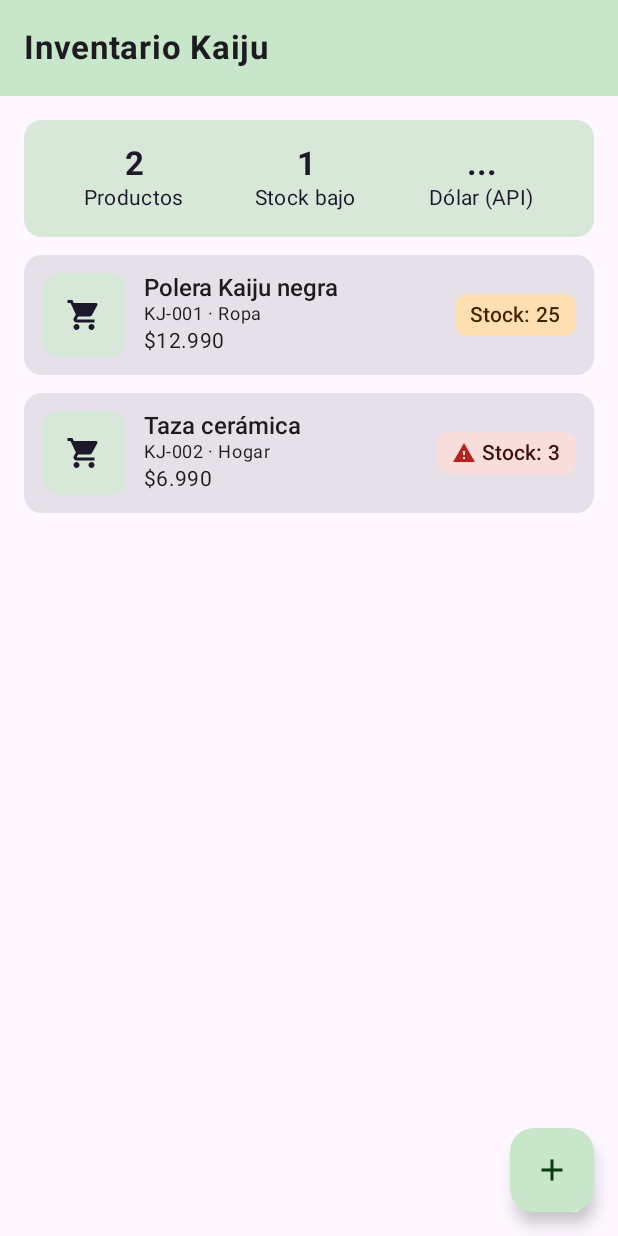
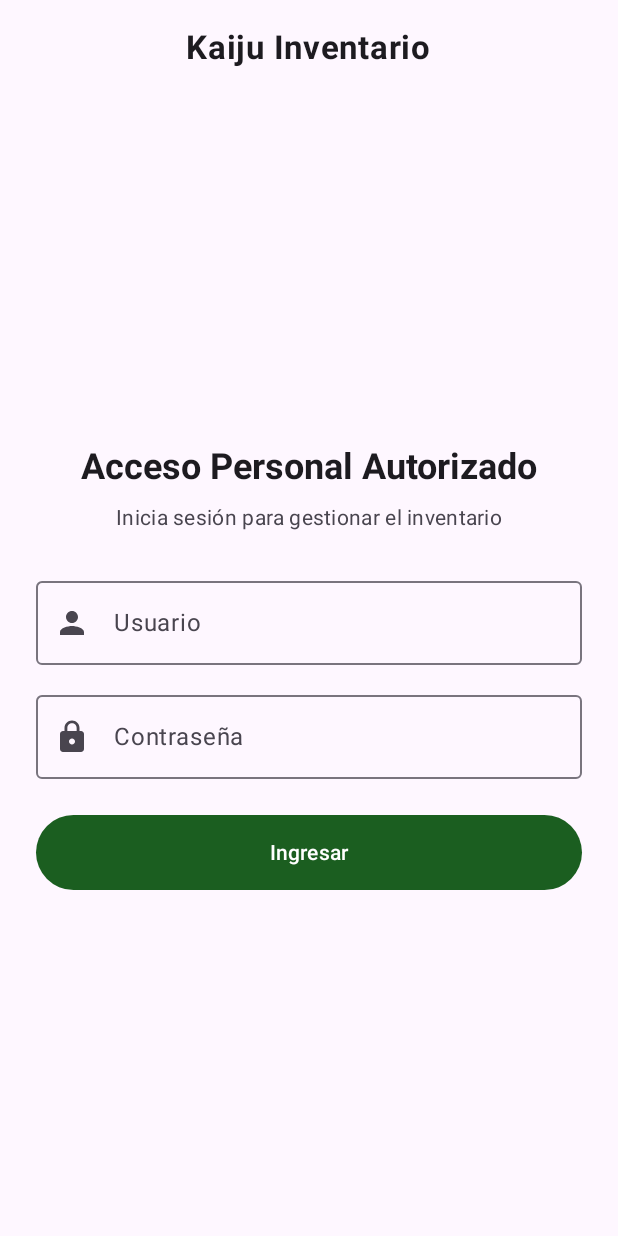
Before and after one commit to alej2244/DDAM_Kaiju_Ev_3, an Android app built with Jetpack Compose: the screen it shows after launch (MainActivity), on a phone screen of 412 x 824 dp. Run offline under Robolectric (Android 15) with nearby library versions, the phone set to English and light mode, and no system bars; our stand-ins replace Room's generated code.

Commit message:
agregar pantalla de login conectada a backend Spring Boot

```diff
--- a/app/src/main/java/com/example/kaijuinventory/network/InventarioApiService.kt
+++ b/app/src/main/java/com/example/kaijuinventory/network/InventarioApiService.kt
@@ -4,6 +4,9 @@ import retrofit2.Response
 import retrofit2.http.*
 
 interface InventarioApiService {
+
+    @POST("api/inventario/login")
+    suspend fun login(@Body request: LoginRequest): Response<LoginResponse>
 
     @GET("api/inventario/productos")
     suspend fun obtenerProductos(): List<ProductoDto>
--- a/app/src/main/java/com/example/kaijuinventory/ui/navigation/AppNavigation.kt
+++ b/app/src/main/java/com/example/kaijuinventory/ui/navigation/AppNavigation.kt
@@ -13,6 +13,7 @@ import androidx.navigation.navArgument
 import com.example.kaijuinventory.ui.screens.DetalleProductoScreen
 import com.example.kaijuinventory.ui.screens.FormularioProductoScreen
 import com.example.kaijuinventory.ui.screens.ListaProductosScreen
+import com.example.kaijuinventory.ui.screens.LoginScreen
 import com.example.kaijuinventory.viewmodel.InventarioViewModel
 
 @Composable
@@ -22,12 +23,21 @@ fun AppNavigation(viewModel: InventarioViewModel) {
 
     NavHost(
         navController = navController,
-        startDestination = "lista",
+        startDestination = "login",
         enterTransition = { slideInHorizontally { it } + fadeIn() },
         exitTransition = { fadeOut() },
         popEnterTransition = { fadeIn() },
         popExitTransition = { slideOutHorizontally { it } + fadeOut() }
     ) {
+        composable("login") {
+            LoginScreen(
+                onLoginSuccess = { _, _ ->
+                    navController.navigate("lista") {
+                        popUpTo("login") { inclusive = true }
+                    }
+                }
+            )
+        }
         composable("lista") {
             ListaProductosScreen(
                 viewModel = viewModel,
--- /dev/null
+++ b/app/src/main/java/com/example/kaijuinventory/ui/screens/LoginScreen.kt
@@ -0,0 +1,134 @@
+package com.example.kaijuinventory.ui.screens
+
+import androidx.compose.foundation.layout.*
+import androidx.compose.material.icons.Icons
+import androidx.compose.material.icons.filled.Lock
+import androidx.compose.material.icons.filled.Person
+import androidx.compose.material3.*
+import androidx.compose.runtime.*
+import androidx.compose.ui.Alignment
+import androidx.compose.ui.Modifier
+import androidx.compose.ui.text.font.FontWeight
+import androidx.compose.ui.text.input.PasswordVisualTransformation
+import androidx.compose.ui.unit.dp
+import com.example.kaijuinventory.network.LoginRequest
+import com.example.kaijuinventory.network.RetrofitClient
+import kotlinx.coroutines.launch
+
+@OptIn(ExperimentalMaterial3Api::class)
+@Composable
+fun LoginScreen(
+    onLoginSuccess: (username: String, rol: String) -> Unit
+) {
+    var username by remember { mutableStateOf("") }
+    var password by remember { mutableStateOf("") }
+    var errorMessage by remember { mutableStateOf<String?>(null) }
+    var isLoading by remember { mutableStateOf(false) }
+    val scope = rememberCoroutineScope()
+
+    Scaffold(
+        topBar = {
+            CenterAlignedTopAppBar(
+                title = { Text("Kaiju Inventario", fontWeight = FontWeight.Bold) }
+            )
+        }
+    ) { padding ->
+        Column(
+            modifier = Modifier
+                .fillMaxSize()
+                .padding(padding)
+                .padding(24.dp),
+            verticalArrangement = Arrangement.Center,
+            horizontalAlignment = Alignment.CenterHorizontally
+        ) {
+            Text(
+                text = "Acceso Personal Autorizado",
+                style = MaterialTheme.typography.headlineSmall,
+                fontWeight = FontWeight.Bold
+            )
+            Spacer(modifier = Modifier.height(8.dp))
+            Text(
+                text = "Inicia sesión para gestionar el inventario",
+                style = MaterialTheme.typography.bodyMedium,
+                color = MaterialTheme.colorScheme.onSurfaceVariant
+            )
+            Spacer(modifier = Modifier.height(24.dp))
+
+            OutlinedTextField(
+                value = username,
+                onValueChange = { username = it; errorMessage = null },
+                label = { Text("Usuario") },
+                leadingIcon = { Icon(Icons.Default.Person, contentDescription = null) },
+                singleLine = true,
+                modifier = Modifier.fillMaxWidth()
+            )
+            Spacer(modifier = Modifier.height(12.dp))
+
+            OutlinedTextField(
+                value = password,
+                onValueChange = { password = it; errorMessage = null },
+                label = { Text("Contraseña") },
+                leadingIcon = { Icon(Icons.Default.Lock, contentDescription = null) },
+                visualTransformation = PasswordVisualTransformation(),
+                singleLine = true,
+                modifier = Modifier.fillMaxWidth()
+            )
+
+            if (errorMessage != null) {
+                Spacer(modifier = Modifier.height(12.dp))
+                Text(
+                    text = errorMessage!!,
+                    color = MaterialTheme.colorScheme.error,
+                    style = MaterialTheme.typography.bodySmall
+                )
+            }
+
+            Spacer(modifier = Modifier.height(24.dp))
+
+            Button(
+                onClick = {
+                    if (username.isBlank() || password.isBlank()) {
+                        errorMessage = "Ingresa usuario y contraseña"
+                        return@Button
+                    }
+                    isLoading = true
+                    errorMessage = null
+                    scope.launch {
+                        try {
+                            val response = RetrofitClient.inventarioApi.login(
+                                LoginRequest(username.trim(), password.trim())
+                            )
+                            if (response.isSuccessful && response.body() != null) {
+                                val user = response.body()!!
+                                onLoginSuccess(
+                                    user.username ?: username.trim(),
+                                    user.rol ?: "Personal"
+                                )
+                            } else {
+                                errorMessage = "Usuario o contraseña incorrectos"
+                            }
+                        } catch (e: Exception) {
+                            errorMessage = "Sin conexión con el servidor AWS"
+                        } finally {
+                            isLoading = false
+                        }
+                    }
+                },
+                enabled = !isLoading,
+                modifier = Modifier
+                    .fillMaxWidth()
+                    .height(50.dp)
+            ) {
+                if (isLoading) {
+                    CircularProgressIndicator(
+                        modifier = Modifier.size(22.dp),
+                        color = MaterialTheme.colorScheme.onPrimary,
+                        strokeWidth = 2.dp
+                    )
+                } else {
+                    Text("Ingresar")
+                }
+            }
+        }
+    }
+}
```
Also changed, not shown: app/src/main/java/com/example/kaijuinventory/network/ApiModels.kt (+12 -0 lines).
